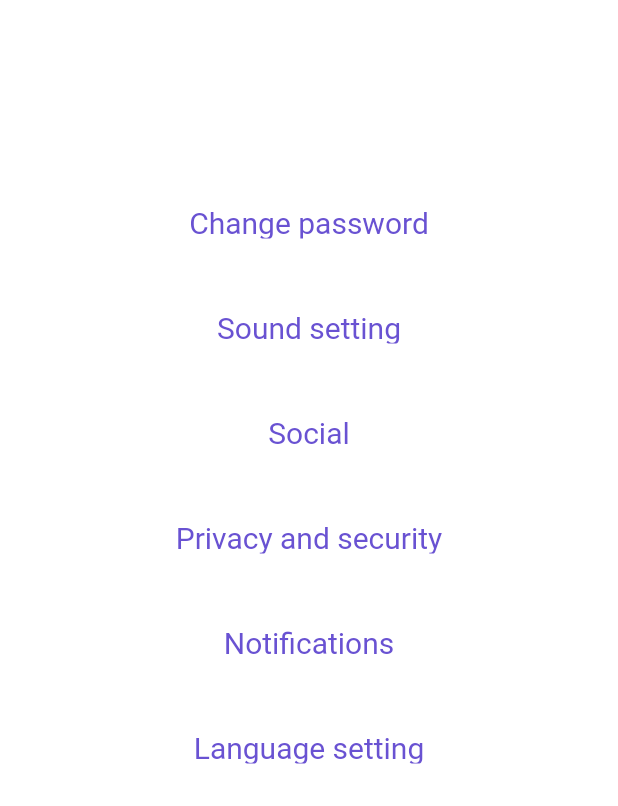
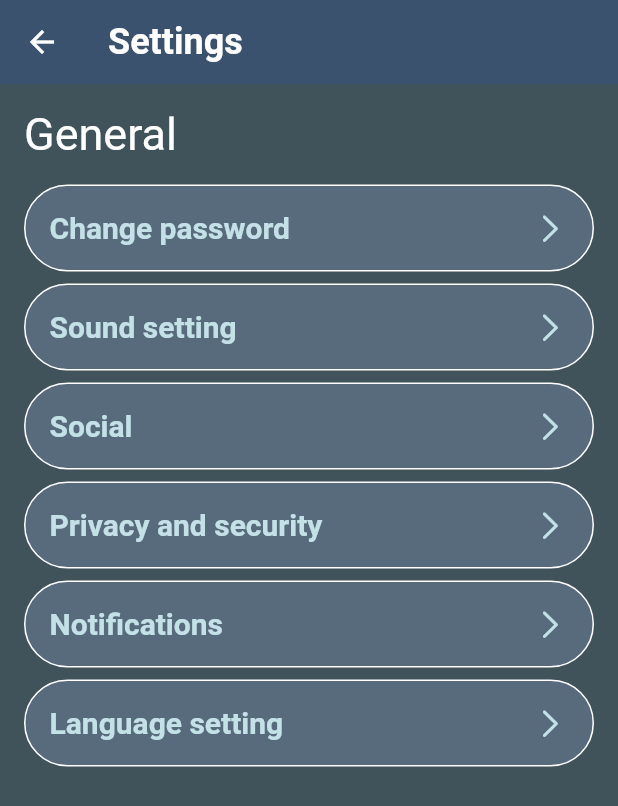
Before and after one commit to Anishsub599/Stonk-Watch, a Flutter app: the SettingsPage screen opened directly, on a phone screen of 412 x 824 dp. Shown: the top 806 px of the screen. Run offline on Flutter 3.47's test engine with Material 2 defaults, Android fonts, the phone set to English and light mode, and no system bars; our stand-ins replace cloud_firestore, dropdown_search, firebase_auth, firebase_core, fluttertoast, google_nav_bar and 3 more; missing offline and left inert: dart:ffi, firebase_auth_platform_interface, flutter_volume_controller; accounts and stored records are empty.

Commit message:
Setting UI

```diff
--- a/lib/pages/Settings.dart
+++ b/lib/pages/Settings.dart
@@ -158,6 +158,7 @@ import 'package:endproject/pages/changepass.dart';
 import 'package:endproject/pages/privacy.dart';
 import 'package:endproject/pages/social.dart';
 import 'package:endproject/pages/sound.dart';
+import 'package:flutter/cupertino.dart';
 import 'package:flutter/material.dart';
 import 'package:cupertino_icons/cupertino_icons.dart';
 
@@ -165,11 +166,11 @@ class SettingsPage extends StatelessWidget {
   @override
   Widget build(BuildContext context) {
     return Scaffold(
-      backgroundColor: Colors.transparent,
+      backgroundColor: Color(0xFF40535B),
       appBar: AppBar(
         elevation: 0,
         centerTitle: false,
-        backgroundColor: Colors.transparent,
+        backgroundColor: Color(0xFF3A526E),
         title: Text(
           "Settings",
           style: TextStyle(
@@ -179,174 +180,111 @@ class SettingsPage extends StatelessWidget {
         ),
       ),
       body: SingleChildScrollView(
+        child: Padding(
+          padding: const EdgeInsets.symmetric(horizontal: 16),
           child: Column(
+            crossAxisAlignment: CrossAxisAlignment.start,
             children: [
-            Row(
-              children: [
-                Container(
-                  height: 57,
-                  padding: EdgeInsets.only(left: 18),
-                  width: 200,
-                  alignment: Alignment.centerLeft,
-                  child: Text(
+              SizedBox(height: 16),
+              Text(
                 "General",
                 style: TextStyle(color: Colors.white, fontSize: 30),
               ),
-                  decoration: BoxDecoration(
-                      // border: Border.all(color: Colors.white)
-                      ),
-                ),
-                SizedBox(
-                  width: 200,
-                )
-              ],
-            ),
-            Container(
-              child: TextButton(
-                style: TextButton.styleFrom(
-                  foregroundColor: Color.fromARGB(255, 105, 82, 210),
-                  padding: const EdgeInsets.all(16.0),
-                  textStyle: const TextStyle(fontSize: 20),
-                ),
+              SizedBox(height: 16),
+              buildSettingItem(
+                context,
+                text: 'Change password',
                 onPressed: () {
                   Navigator.pushReplacement(
                     context,
                     MaterialPageRoute(
                       builder: (context) => ChangePasswordScreen(),
-                      ));
+                    ),
+                  );
                 },
-                child: const Text('Change password'),
               ),
-              margin: EdgeInsets.only(top: 5, bottom: 5),
-              padding:
-                  EdgeInsetsDirectional.symmetric(vertical: 2, horizontal: 8),
-              height: 60,
-              alignment: Alignment.center,
-              width: 600,
-              decoration: BoxDecoration(
-                  border: Border.all(color: Colors.white),
-                  borderRadius: BorderRadius.circular(30)),
-            ),
-            Container(
-              child: TextButton(
-                style: TextButton.styleFrom(
-                  foregroundColor: Color.fromARGB(255, 105, 82, 210),
-                  padding: const EdgeInsets.all(16.0),
-                  textStyle: const TextStyle(fontSize: 20),
-                ),
+              buildSettingItem(
+                context,
+                text: 'Sound setting',
                 onPressed: () {
                   Navigator.pushReplacement(
                     context,
                     MaterialPageRoute(
                       builder: (context) => SoundSettingsPage(),
-                      ));
+                    ),
+                  );
                 },
-                child: const Text('Sound setting'),
               ),
-              margin: EdgeInsets.only(top: 5, bottom: 5),
-              padding:
-                  EdgeInsetsDirectional.symmetric(vertical: 2, horizontal: 8),
-              height: 60,
-              alignment: Alignment.center,
-              width: 600,
-              decoration: BoxDecoration(
-                  border: Border.all(color: Colors.white),
-                  borderRadius: BorderRadius.circular(30)),
-            ),
-            Container(
-              child: TextButton(
-                style: TextButton.styleFrom(
-                  foregroundColor: Color.fromARGB(255, 105, 82, 210),
-                  padding: const EdgeInsets.all(16.0),
-                  textStyle: const TextStyle(fontSize: 20),
-                ),
+              buildSettingItem(
+                context,
+                text: 'Social',
                 onPressed: () {
                   Navigator.pushReplacement(
                     context,
                     MaterialPageRoute(
                       builder: (context) => SocialPage(),
-                      ));
+                    ),
+                  );
                 },
-                child: const Text('Social'),
               ),
-              margin: EdgeInsets.only(top: 5, bottom: 5),
-              padding:
-                  EdgeInsetsDirectional.symmetric(vertical: 2, horizontal: 8),
-              height: 60,
-              alignment: Alignment.center,
-              width: 600,
-              decoration: BoxDecoration(
-                  border: Border.all(color: Colors.white),
-                  borderRadius: BorderRadius.circular(30)),
-            ),
-            Container(
-              child: TextButton(
-                style: TextButton.styleFrom(
-                  foregroundColor: Color.fromARGB(255, 105, 82, 210),
-                  padding: const EdgeInsets.all(16.0),
-                  textStyle: const TextStyle(fontSize: 20),
-                ),
+              buildSettingItem(
+                context,
+                text: 'Privacy and security',
                 onPressed: () {
                   Navigator.pushReplacement(
                     context,
                     MaterialPageRoute(
                       builder: (context) => PrivacySecurityPage(),
-                      ));
+                    ),
+                  );
                 },
-                child: const Text('Privacy and security'),
               ),
-              margin: EdgeInsets.only(top: 5, bottom: 5),
-              padding:
-                  EdgeInsetsDirectional.symmetric(vertical: 2, horizontal: 8),
-              height: 60,
-              alignment: Alignment.center,
-              width: 600,
+              buildSettingItem(
+                context,
+                text: 'Notifications',
+                onPressed: () {},
+              ),
+              buildSettingItem(
+                context,
+                text: 'Language setting',
+                onPressed: () {},
+              ),
+              SizedBox(height: 16),
+            ],
+          ),
+        ),
+      ),
+    );
+  }
+
+  Widget buildSettingItem(BuildContext context,
+      {required String text, VoidCallback? onPressed}) {
+    return Container(
+      margin: EdgeInsets.only(bottom: 8),
       decoration: BoxDecoration(
         border: Border.all(color: Colors.white),
-                  borderRadius: BorderRadius.circular(30)),
+        borderRadius: BorderRadius.circular(30),
+        color: Color(0xFF576B7C),
       ),
-            Container(
       child: TextButton(
         style: TextButton.styleFrom(
-                  foregroundColor: Color.fromARGB(255, 105, 82, 210),
           padding: const EdgeInsets.all(16.0),
           textStyle: const TextStyle(fontSize: 20),
         ),
-                onPressed: () {},
-                child: const Text('Notifications'),
+        onPressed: onPressed,
+        child: Row(
+          mainAxisAlignment: MainAxisAlignment.spaceBetween,
+          children: [
+            Text(
+              text,
+              style: TextStyle(
+                color: Color(0xFFC4E1E8),
+                fontWeight: FontWeight.bold,
               ),
-              margin: EdgeInsets.only(top: 5, bottom: 5),
-              padding:
-                  EdgeInsetsDirectional.symmetric(vertical: 2, horizontal: 8),
-              height: 60,
-              alignment: Alignment.center,
-              width: 600,
-              decoration: BoxDecoration(
-                  border: Border.all(color: Colors.white),
-                  borderRadius: BorderRadius.circular(30)),
             ),
-            Container(
-              child: TextButton(
-                style: TextButton.styleFrom(
-                  foregroundColor: Color.fromARGB(255, 105, 82, 210),
-                  padding: const EdgeInsets.all(16.0),
-                  textStyle: const TextStyle(fontSize: 20),
-                ),
-                onPressed: () {},
-                child: const Text('Language setting'),
-              ),
-              margin: EdgeInsets.only(top: 5, bottom: 5),
-              padding:
-                  EdgeInsetsDirectional.symmetric(vertical: 2, horizontal: 8),
-              height: 60,
-              alignment: Alignment.center,
-              width: 600,
-              decoration: BoxDecoration(
-                  border: Border.all(color: Colors.white),
-                  borderRadius: BorderRadius.circular(30)),
-            ),
-            SizedBox(
-              height: 19,
+            Icon(
+              CupertinoIcons.right_chevron,
+              color: Color(0xFFC4E1E8),
             ),
           ],
         ),
```
Lines whose indentation alone changed are shown as unchanged.
